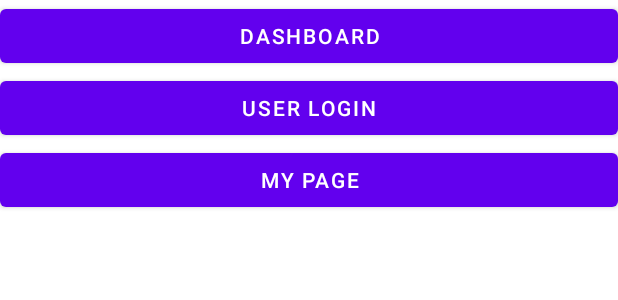
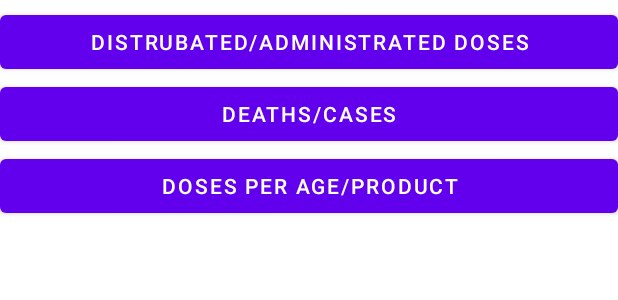
Before and after one commit to zetrri/CovidIDApp, an Android app: the layout activity_main_dashboard.xml on its own in the app's theme, with its tools: preview values and no code run, on a phone screen of 412 x 824 dp. Shown: the top 300 px of the screen. Run offline under Robolectric (Android 15) with nearby library versions, the phone set to English and light mode, and no system bars.

Commit message:
Added Deaths and cases

```diff
--- a/app/src/main/res/layout/activity_main.xml
+++ b/app/src/main/res/layout/activity_main_dashboard.xml
@@ -4,30 +4,31 @@
     xmlns:tools="http://schemas.android.com/tools"
     android:layout_width="match_parent"
     android:layout_height="match_parent"
-    tools:context=".MainActivity">
+    tools:context=".Dashboard.MainDashboard">
 
     <Button
-        android:id="@+id/buttonDashboard"
+        android:id="@+id/buttonDisDoses"
         android:layout_width="match_parent"
         android:layout_height="wrap_content"
-        android:text="Dashboard"
-        app:layout_constraintStart_toStartOf="parent"
-        app:layout_constraintTop_toTopOf="parent"></Button>
+
+        android:layout_marginTop="4dp"
+
+        android:text="Distrubated/Administrated doses"
+        app:layout_constraintTop_toTopOf="parent" />
 
     <Button
-        android:id="@+id/buttonUserLogin"
+        android:id="@+id/button"
         android:layout_width="match_parent"
         android:layout_height="wrap_content"
-        android:text="User Login"
+        android:text="Doses per age/product"
+        app:layout_constraintEnd_toEndOf="parent"
         app:layout_constraintStart_toStartOf="parent"
-        app:layout_constraintTop_toBottomOf="@id/buttonDashboard">
-
-    </Button>
+        app:layout_constraintTop_toBottomOf="@id/button_deathsandCases" />
     <Button
-        android:text="My Page"
+        android:id="@+id/button_deathsandCases"
         android:layout_width="match_parent"
         android:layout_height="wrap_content"
-        android:id="@+id/ButtonMyPage"
-        app:layout_constraintStart_toStartOf="parent"
-        app:layout_constraintTop_toBottomOf="@id/buttonUserLogin"></Button>
+        android:text="Deaths/Cases"
+        app:layout_constraintTop_toBottomOf="@id/buttonDisDoses"
+        />
 </androidx.constraintlayout.widget.ConstraintLayout>
```
Also changed, not shown: app/src/main/AndroidManifest.xml (+9 -0 lines), app/src/main/java/com/example/covidapp/Dashboard/ActivityDeathsAndCases.java (added, +50 -0 lines), app/src/main/java/com/example/covidapp/Dashboard/ActivityDistrubatedDoses.java (added, +16 -0 lines), app/src/main/java/com/example/covidapp/Dashboard/MainDashboard.java (added, +36 -0 lines), app/src/main/java/com/example/covidapp/MainActivity.java (+20 -0 lines), app/src/main/res/layout/activity_deaths_and_cases.xml (added, +107 -0 lines), app/src/main/res/layout/activity_distrubated_doses.xml (added, +9 -0 lines).
